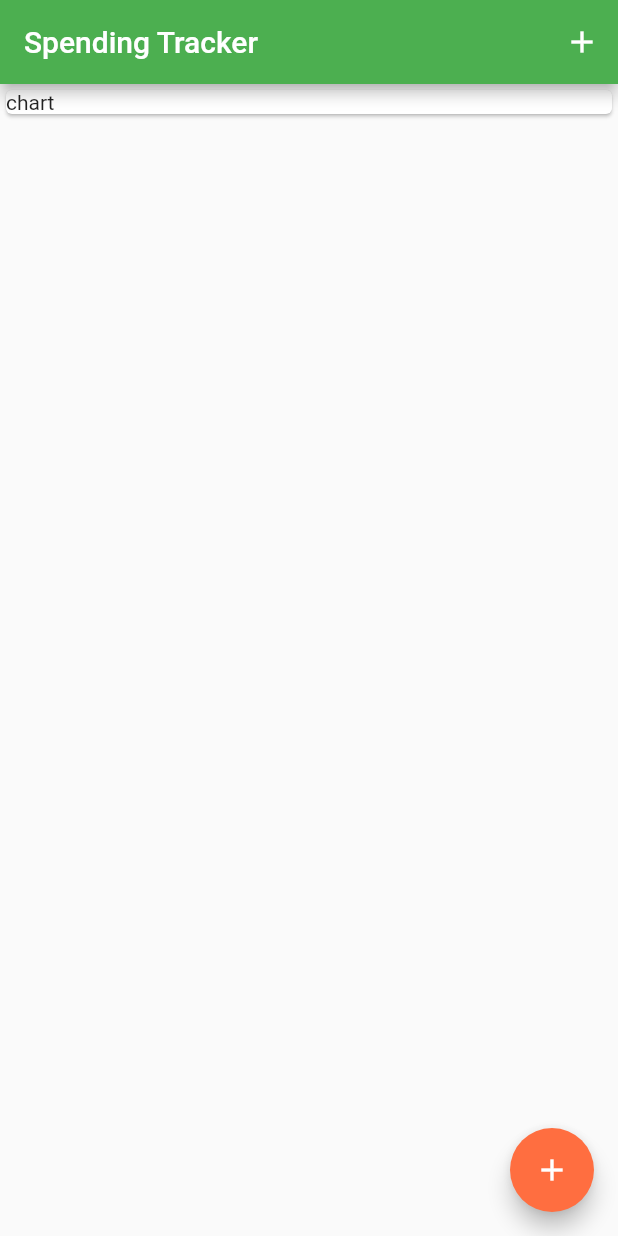
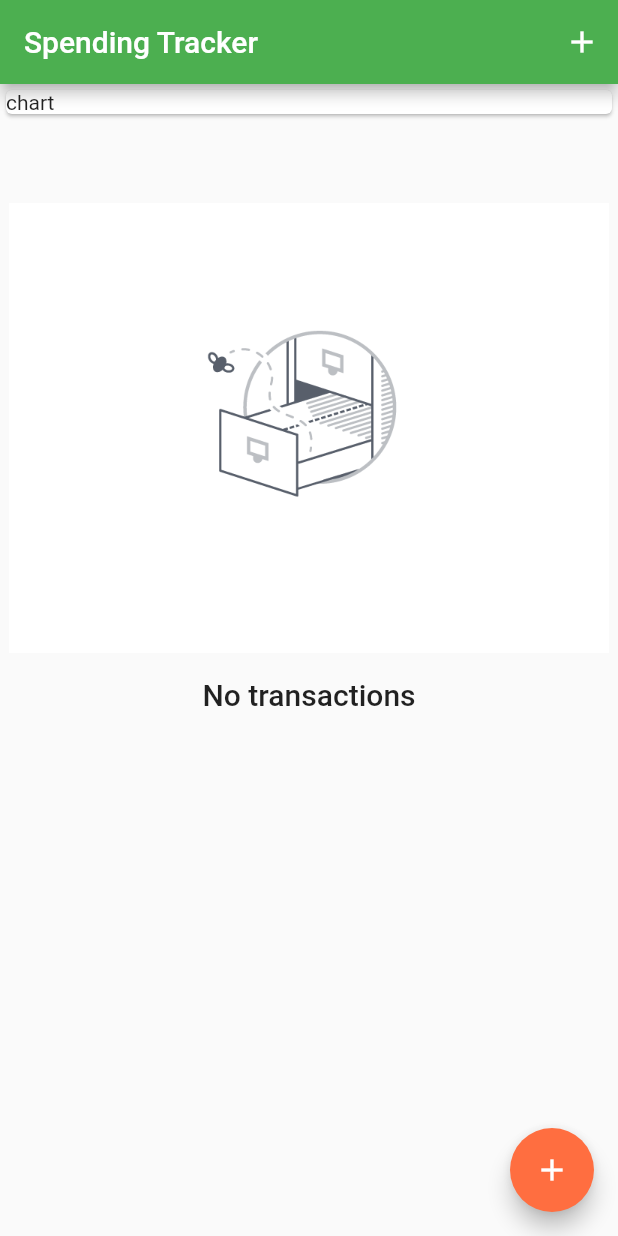
Before and after one commit to martinstofko219/fc_spending, a Flutter app: the screen it shows after launch, on a phone screen of 412 x 824 dp. Run offline on Flutter 3.47's test engine with Material 2 defaults, Android fonts, the phone set to English and light mode, and no system bars.

Commit message:
Added no transaction state.

```diff
--- a/lib/transaction_list.dart
+++ b/lib/transaction_list.dart
@@ -12,7 +12,25 @@ class TransactionList extends StatelessWidget {
   Widget build(BuildContext context) {
     return Container(
       height: 450.0,
-      child: ListView.builder(
+      child: (transactions.isEmpty)
+          ? Column(
+              mainAxisAlignment: MainAxisAlignment.center,
+              children: <Widget>[
+                Container(
+                  height: 300.0,
+                  margin: EdgeInsets.only(bottom: 16.0),
+                  child: Image.asset(
+                    'assets/images/no-records.png',
+                    fit: BoxFit.cover,
+                  ),
+                ),
+                Text(
+                  'No transactions',
+                  style: Theme.of(context).textTheme.title,
+                ),
+              ],
+            )
+          : ListView.builder(
               itemBuilder: (ctx, index) {
                 final t = transactions[index];
 
--- a/pubspec.yaml
+++ b/pubspec.yaml
@@ -43,9 +43,8 @@ flutter:
   uses-material-design: true
 
   # To add assets to your application, add an assets section, like this:
-  # assets:
-  #  - images/a_dot_burr.jpeg
-  #  - images/a_dot_ham.jpeg
+  assets:
+   - assets/images/no-records.png
 
   # An image asset can refer to one or more resolution-specific "variants", see
   # https://flutter.dev/assets-and-images/#resolution-aware.
```
Also changed, not shown: assets/images/no-records.png (added). Lines whose indentation alone changed are shown as unchanged.
